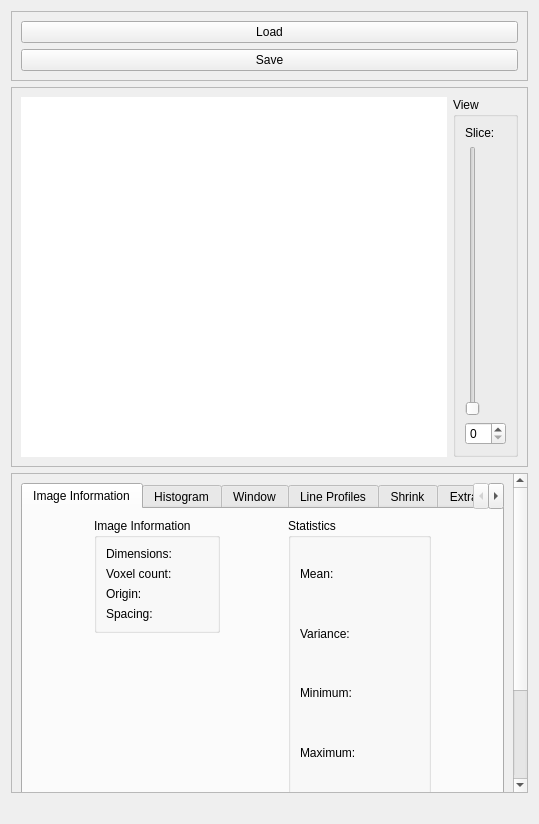
Above: source/ImageWidget.ui from josefkoller/ambient_image_processor before the change. Below: the same form after it.
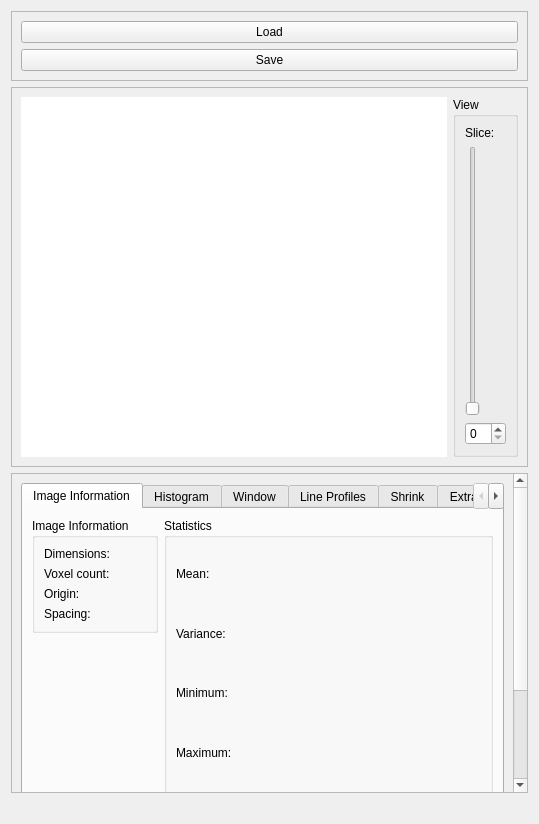
That is the form after the change. The open tabs and pages were chosen to show the change. Custom widgets are drawn as their Qt base class.

Patch:
```diff
--- a/source/ImageWidget.ui
+++ b/source/ImageWidget.ui
@@ -260,7 +260,7 @@
            <item>
             <widget class="QGroupBox" name="statistic_box">
              <property name="sizePolicy">
-              <sizepolicy hsizetype="Maximum" vsizetype="Preferred">
+              <sizepolicy hsizetype="Preferred" vsizetype="Preferred">
                <horstretch>0</horstretch>
                <verstretch>0</verstretch>
               </sizepolicy>
```
Left out of the diff: 4 changed lines with no effect on the pictures.
